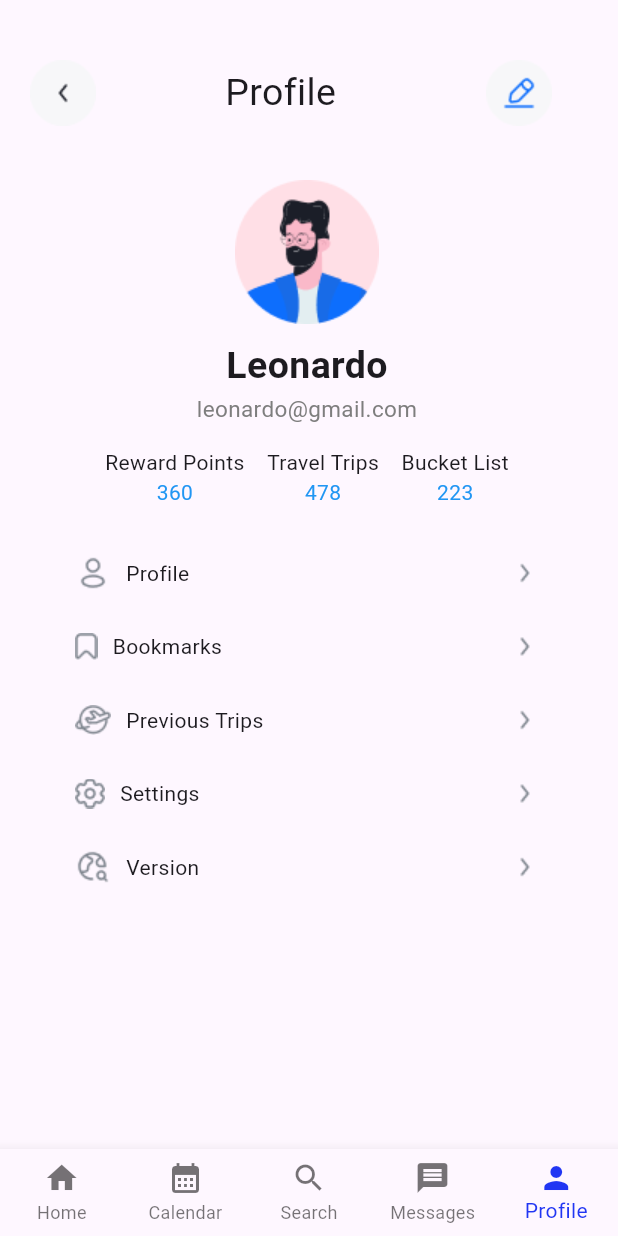
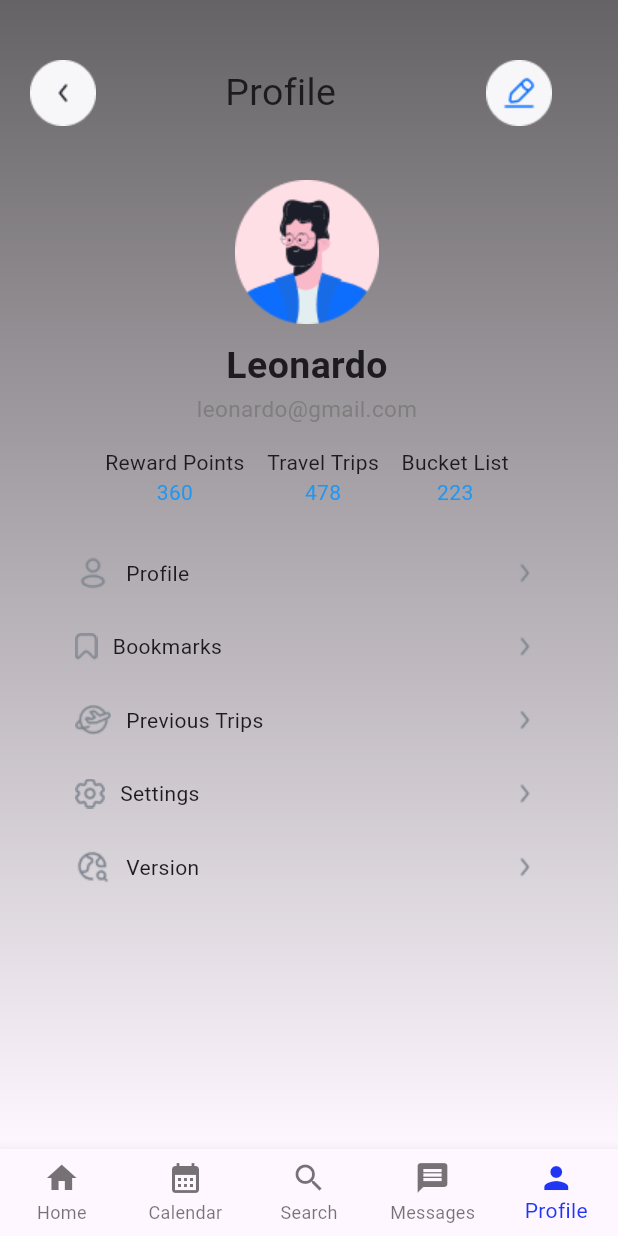
Before and after one commit to Vishwa0416/TravPlan, a Flutter app: the Profile screen opened directly, on a phone screen of 412 x 824 dp. Run offline on Flutter 3.47's test engine with Material 3 defaults, Android fonts, the phone set to English and light mode, and no system bars.

Commit message:
Profile back

```diff
--- a/lib/profile.dart
+++ b/lib/profile.dart
@@ -2,6 +2,7 @@ import 'package:flutter/material.dart';
 import 'homepage.dart';
 import 'editprofile.dart';
 import 'bottom_nav_bar.dart';
+import 'background_container.dart';
 
 class Profile extends StatefulWidget {
   const Profile({Key? key}) : super(key: key);
@@ -22,7 +23,8 @@ class _ProfileState extends State<Profile> {
   @override
   Widget build(BuildContext context) {
     return Scaffold(
-      body: Stack(
+      body: BackgroundContainer(
+        child: Stack(
           children: [
             Positioned(
               top: 40,
@@ -81,7 +83,8 @@ class _ProfileState extends State<Profile> {
                   Text(
                     'leonardo@gmail.com',
                     style: TextStyle(
-                      fontSize: 15, color: Color.fromARGB(255, 126, 126, 126)),
+                        fontSize: 15,
+                        color: Color.fromARGB(255, 126, 126, 126)),
                   ),
                   SizedBox(
                     height: 15,
@@ -234,6 +237,7 @@ class _ProfileState extends State<Profile> {
             ),
           ],
         ),
+      ),
       bottomNavigationBar: CustomBottomNavBar(
         selectedIndex: _selectedIndex,
         onItemTapped: _onItemTapped,
```
Lines whose indentation alone changed are shown as unchanged.
